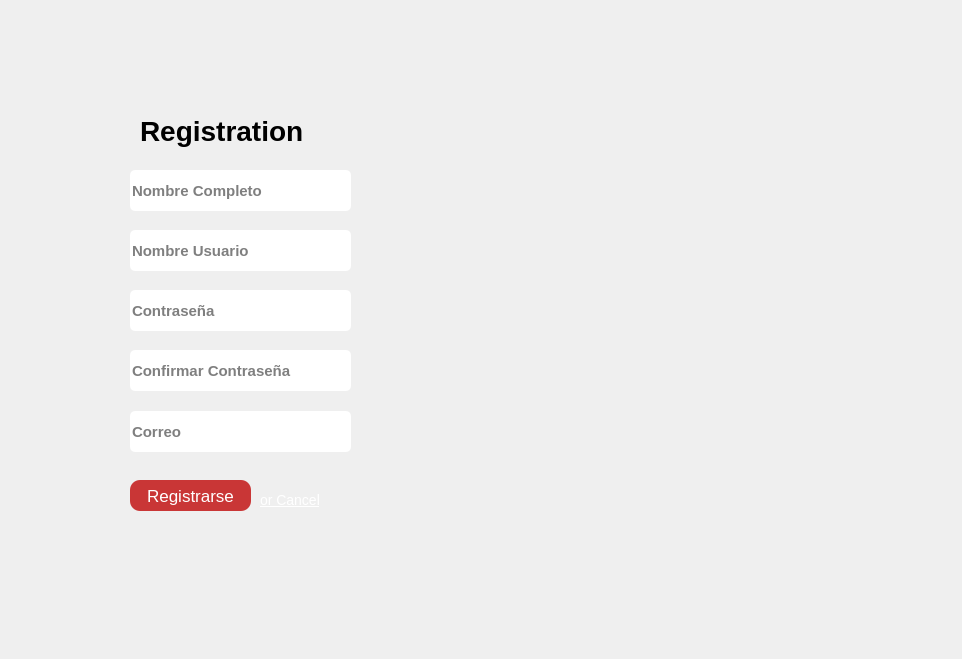
OscarCollantesPenalba/Paladex, file Proyecto/src/vista/Ui/VistaLogReg.ui: the form before one commit.
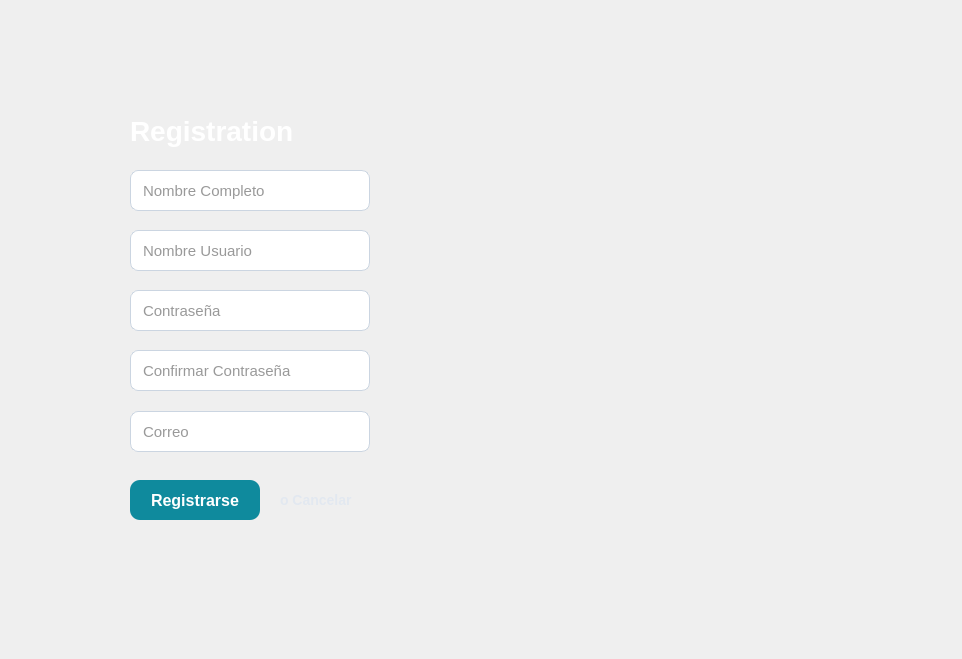
The form after the commit. The open tabs and pages were chosen to show the change. Icons and pictures are not drawn.

Diff of the .ui file:
```diff
--- a/Proyecto/src/vista/Ui/VistaLogReg.ui
+++ b/Proyecto/src/vista/Ui/VistaLogReg.ui
@@ -291,61 +291,7 @@
       <property name="styleSheet">
        <string notr="true"/>
       </property>
-      <widget class="QLineEdit" name="Usuario_2">
-       <property name="geometry">
-        <rect>
-         <x>130</x>
-         <y>230</y>
-         <width>221</width>
-         <height>41</height>
-        </rect>
-       </property>
-       <property name="font">
-        <font>
-         <pointsize>11</pointsize>
-         <bold>true</bold>
-        </font>
-       </property>
-       <property name="styleSheet">
-        <string notr="true">background-color: white;
-border-radius: 5
-</string>
-       </property>
-       <property name="text">
-        <string/>
-       </property>
-       <property name="placeholderText">
-        <string>Nombre Usuario</string>
-       </property>
-      </widget>
-      <widget class="QLineEdit" name="Contrasena_2">
-       <property name="geometry">
-        <rect>
-         <x>130</x>
-         <y>290</y>
-         <width>221</width>
-         <height>41</height>
-        </rect>
-       </property>
-       <property name="font">
-        <font>
-         <pointsize>11</pointsize>
-         <bold>true</bold>
-        </font>
-       </property>
-       <property name="styleSheet">
-        <string notr="true">background-color: white;
-
-border-radius: 5
-</string>
-       </property>
-       <property name="echoMode">
-        <enum>QLineEdit::Password</enum>
-       </property>
-       <property name="placeholderText">
-        <string>Contraseña</string>
-       </property>
-      </widget>
+      
       <widget class="QLabel" name="label_51">
        <property name="geometry">
         <rect>
@@ -370,26 +316,104 @@
         <bool>false</bool>
        </property>
       </widget>
+
+      <widget class="QLineEdit" name="Usuario_2">
+       <property name="geometry">
+        <rect>
+         <x>130</x>
+         <y>230</y>
+         <width>240</width>
+         <height>41</height>
+        </rect>
+       </property>
+       <property name="font">
+        <font>
+         <family>Segoe UI</family>
+         <pointsize>11</pointsize>
+        </font>
+       </property>
+       <property name="styleSheet">
+        <string notr="true">QLineEdit {
+    background-color: white;
+    border: 1px solid #CBD5E1;
+    border-radius: 8px;
+    padding-left: 10px;
+    color: #333333;
+}
+QLineEdit:focus {
+    border: 2px solid #FFFFFF;
+}</string>
+       </property>
+       <property name="text">
+        <string/>
+       </property>
+       <property name="placeholderText">
+        <string>Nombre Usuario</string>
+       </property>
+      </widget>
+      <widget class="QLineEdit" name="Contrasena_2">
+       <property name="geometry">
+        <rect>
+         <x>130</x>
+         <y>290</y>
+         <width>240</width>
+         <height>41</height>
+        </rect>
+       </property>
+       <property name="font">
+        <font>
+         <family>Segoe UI</family>
+         <pointsize>11</pointsize>
+        </font>
+       </property>
+       <property name="styleSheet">
+        <string notr="true">QLineEdit {
+    background-color: white;
+    border: 1px solid #CBD5E1;
+    border-radius: 8px;
+    padding-left: 10px;
+    color: #333333;
+}
+QLineEdit:focus {
+    border: 2px solid #FFFFFF;
+}</string>
+       </property>
+       <property name="echoMode">
+        <enum>QLineEdit::Password</enum>
+       </property>
+       <property name="placeholderText">
+        <string>Contraseña</string>
+       </property>
+      </widget>
       <widget class="QPushButton" name="BotonRegister_2">
        <property name="geometry">
         <rect>
          <x>130</x>
          <y>480</y>
-         <width>121</width>
-         <height>31</height>
+         <width>130</width>
+         <height>40</height>
         </rect>
        </property>
        <property name="font">
         <font>
-         <pointsize>13</pointsize>
-         <bold>false</bold>
+         <family>Segoe UI</family>
+         <pointsize>12</pointsize>
+         <bold>true</bold>
         </font>
        </property>
        <property name="styleSheet">
-        <string notr="true">background-color: #C93636;
-border-radius: 10;
-color: white
-</string>
+        <string notr="true">QPushButton {
+    background-color: #0F8A9D;
+    color: white;
+    border: none;
+    border-radius: 10px;
+}
+QPushButton:hover {
+    background-color: #17A6BC;
+}
+QPushButton:pressed {
+    background-color: #0A6D7D;
+}</string>
        </property>
        <property name="text">
         <string>Registrarse</string>
@@ -398,14 +422,18 @@
       <widget class="QLabel" name="label_52">
        <property name="geometry">
         <rect>
-         <x>520</x>
-         <y>100</y>
-         <width>401</width>
+         <x>500</x>
+         <y>140</y>
+         <width>411</width>
          <height>361</height>
         </rect>
        </property>
        <property name="styleSheet">
-        <string notr="true">background: transparent;</string>
+        <string notr="true">#label_52 {
+    background-color: transparent;
+    background: transparent;
+    border: none;
+}</string>
        </property>
        <property name="text">
         <string/>
@@ -420,18 +448,18 @@
       <widget class="QLabel" name="label_53">
        <property name="geometry">
         <rect>
-         <x>140</x>
+         <x>130</x>
          <y>110</y>
-         <width>181</width>
+         <width>221</width>
          <height>41</height>
         </rect>
        </property>
        <property name="styleSheet">
         <string notr="true">background-color: transparent;
-border-bottom-color: rgb(255, 255, 255);
-    font-size: 28px;
-    font-weight: bold;
-    color: black;</string>
+font-family: &quot;Segoe UI&quot;;
+font-size: 28px;
+font-weight: bold;
+color: white;</string>
        </property>
        <property name="text">
         <string>Registration</string>
@@ -442,7 +470,7 @@
         <rect>
          <x>50</x>
          <y>100</y>
-         <width>81</width>
+         <width>61</width>
          <height>61</height>
         </rect>
        </property>
@@ -465,20 +493,27 @@
         <rect>
          <x>130</x>
          <y>170</y>
-         <width>221</width>
+         <width>240</width>
          <height>41</height>
         </rect>
        </property>
        <property name="font">
         <font>
+         <family>Segoe UI</family>
          <pointsize>11</pointsize>
-         <bold>true</bold>
         </font>
        </property>
        <property name="styleSheet">
-        <string notr="true">background-color: white;
-border-radius: 5
-</string>
+        <string notr="true">QLineEdit {
+    background-color: white;
+    border: 1px solid #CBD5E1;
+    border-radius: 8px;
+    padding-left: 10px;
+    color: #333333;
+}
+QLineEdit:focus {
+    border: 2px solid #FFFFFF;
+}</string>
        </property>
        <property name="text">
         <string/>
@@ -492,21 +527,27 @@
         <rect>
          <x>130</x>
          <y>350</y>
-         <width>221</width>
+         <width>240</width>
          <height>41</height>
         </rect>
        </property>
        <property name="font">
         <font>
+         <family>Segoe UI</family>
          <pointsize>11</pointsize>
-         <bold>true</bold>
         </font>
        </property>
        <property name="styleSheet">
-        <string notr="true">background-color: white;
-
-border-radius: 5
-</string>
+        <string notr="true">QLineEdit {
+    background-color: white;
+    border: 1px solid #CBD5E1;
+    border-radius: 8px;
+    padding-left: 10px;
+    color: #333333;
+}
+QLineEdit:focus {
+    border: 2px solid #FFFFFF;
+}</string>
        </property>
        <property name="echoMode">
         <enum>QLineEdit::Password</enum>
@@ -520,21 +561,27 @@
         <rect>
          <x>130</x>
          <y>411</y>
-         <width>221</width>
+         <width>240</width>
          <height>41</height>
         </rect>
        </property>
        <property name="font">
         <font>
+         <family>Segoe UI</family>
          <pointsize>11</pointsize>
-         <bold>true</bold>
         </font>
        </property>
        <property name="styleSheet">
-        <string notr="true">background-color: white;
-
-border-radius: 5
-</string>
+        <string notr="true">QLineEdit {
+    background-color: white;
+    border: 1px solid #CBD5E1;
+    border-radius: 8px;
+    padding-left: 10px;
+    color: #333333;
+}
+QLineEdit:focus {
+    border: 2px solid #FFFFFF;
+}</string>
        </property>
        <property name="placeholderText">
         <string>Correo</string>
@@ -543,20 +590,33 @@
       <widget class="QLabel" name="LabelCancelar">
        <property name="geometry">
         <rect>
-         <x>260</x>
+         <x>280</x>
          <y>490</y>
-         <width>61</width>
+         <width>81</width>
          <height>20</height>
         </rect>
        </property>
+       <property name="font">
+        <font>
+         <family>Segoe UI</family>
+         <bold>true</bold>
+        </font>
+       </property>
+       <property name="cursor">
+        <cursorShape>PointingHandCursor</cursorShape>
+       </property>
        <property name="styleSheet">
-        <string notr="true">background-color:transparent;
-font-size:14px;
-color:white;
-text-decoration:underline</string>
+        <string notr="true">QLabel {
+    background-color: transparent;
+    font-size: 14px;
+    color: #E2E8F0;
+}
+QLabel:hover {
+    color: #FFFFFF;
+}</string>
        </property>
        <property name="text">
-        <string>or Cancel</string>
+        <string>o Cancelar</string>
        </property>
       </widget>
       <zorder>label_51</zorder>
```
Left out of the diff: 285 changed lines with no effect on the pictures.
